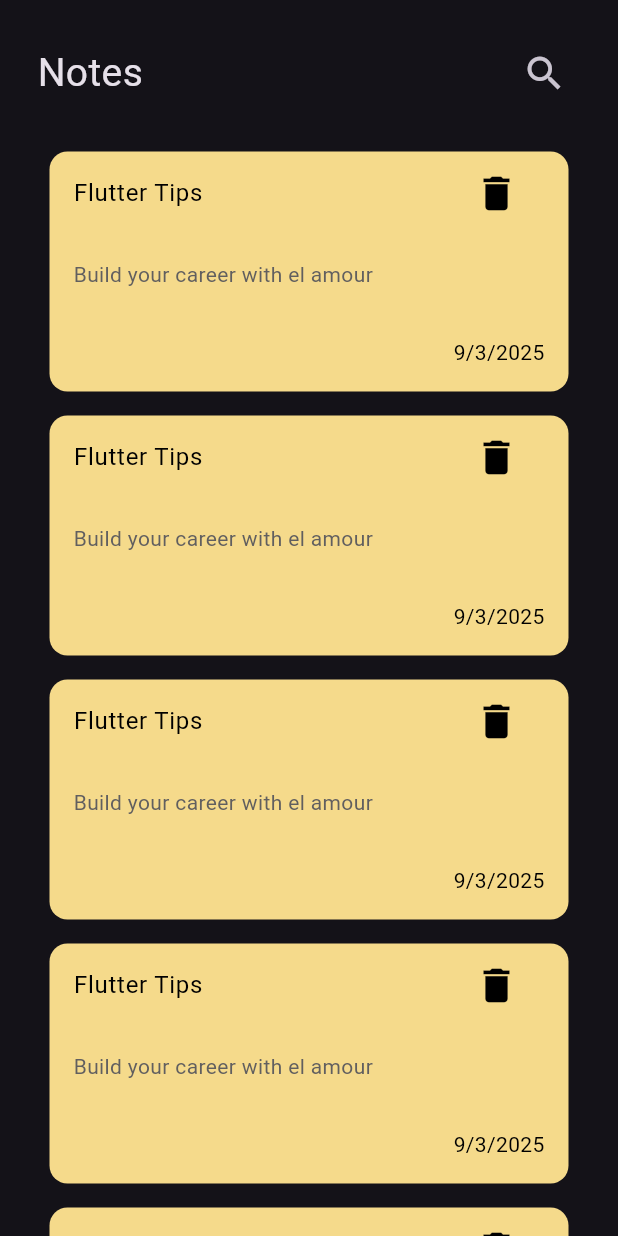
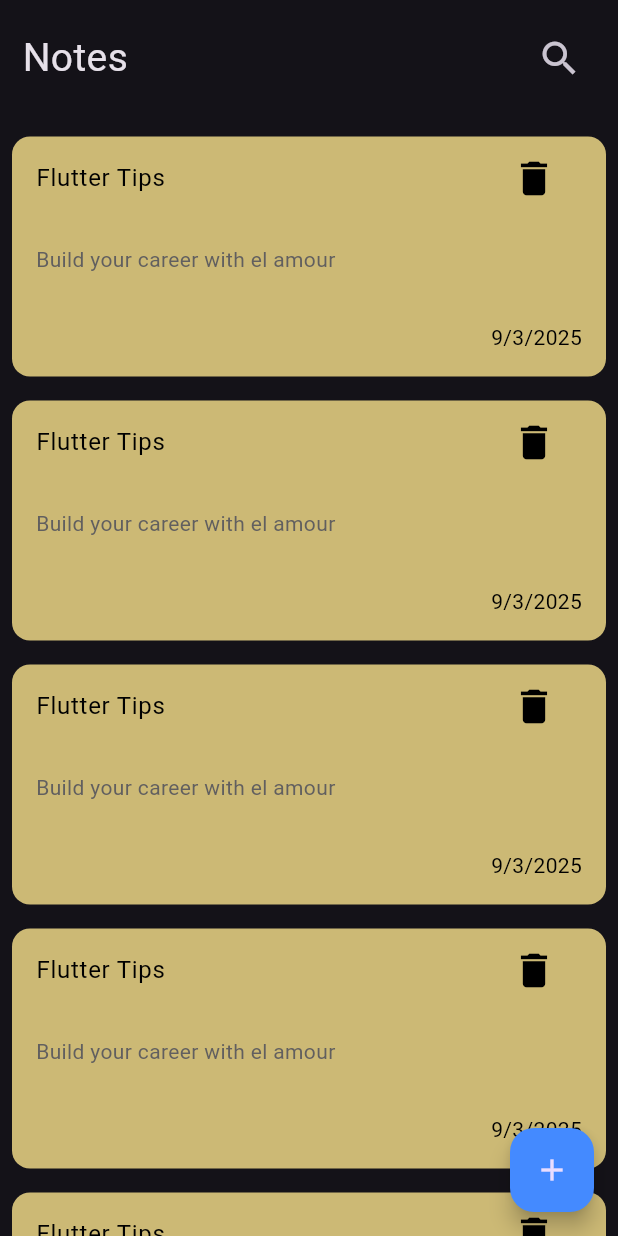
Before and after one commit to MahmoudRamadan22/Notes, a Flutter app: the screen it shows after launch, on a phone screen of 412 x 824 dp. Run offline on Flutter 3.47's test engine with Material 3 defaults, Android fonts, the phone set to English and light mode, and no system bars.

Commit message:
floating action button

```diff
--- a/lib/views/home_view.dart
+++ b/lib/views/home_view.dart
@@ -1,4 +1,5 @@
 import 'package:flutter/material.dart';
+import 'package:notes/widgets/custom_floating_action_button.dart';
 import 'package:notes/widgets/notes_view_body.dart';
 
 class HomeView extends StatelessWidget {
@@ -8,10 +9,8 @@ class HomeView extends StatelessWidget {
   Widget build(BuildContext context) {
     return SafeArea(
       child: Scaffold(
-        body: Padding(
-          padding: const EdgeInsets.only(right: 25, left: 25, top: 25),
-          child: NotesViewBody(),
-        ),
+        floatingActionButton: CustomFloatingActionButton(),
+        body: NotesViewBody(),
       ),
     );
   }
--- a/lib/widgets/custom_app_bar.dart
+++ b/lib/widgets/custom_app_bar.dart
@@ -5,12 +5,15 @@ class CustomAppBar extends StatelessWidget {
 
   @override
   Widget build(BuildContext context) {
-    return Row(
-      children: [
-        Text("Notes", style: TextStyle(fontSize: 26)),
-        Spacer(),
-        IconButton(onPressed: () {}, icon: Icon(Icons.search, size: 30)),
-      ],
+    return Padding(
+      padding: const EdgeInsets.only(top: 15, right: 15, left: 15),
+      child: Row(
+        children: [
+          Text("Notes", style: TextStyle(fontSize: 26)),
+          Spacer(),
+          IconButton(onPressed: () {}, icon: Icon(Icons.search, size: 30)),
+        ],
+      ),
     );
   }
 }
--- /dev/null
+++ b/lib/widgets/custom_floating_action_button.dart
@@ -0,0 +1,14 @@
+import 'package:flutter/material.dart';
+
+class CustomFloatingActionButton extends StatelessWidget {
+  const CustomFloatingActionButton({super.key});
+
+  @override
+  Widget build(BuildContext context) {
+    return FloatingActionButton(
+      backgroundColor: Colors.blueAccent,
+      onPressed: () {},
+      child: Icon(Icons.add),
+    );
+  }
+}
--- a/lib/widgets/note_card.dart
+++ b/lib/widgets/note_card.dart
@@ -1,14 +1,14 @@
 import 'package:flutter/material.dart';
 
 class NoteCard extends StatelessWidget {
-  const NoteCard({super.key});
-
+  const NoteCard({super.key, required this.color});
+  final Color color;
   @override
   Widget build(BuildContext context) {
     return Container(
       width: 300,
       decoration: BoxDecoration(
-        color: const Color.fromARGB(255, 245, 218, 139),
+        color: color,
         borderRadius: BorderRadius.circular(12),
       ),
       child: Column(
--- a/lib/widgets/notes_list_view.dart
+++ b/lib/widgets/notes_list_view.dart
@@ -3,13 +3,15 @@ import 'package:notes/widgets/note_card.dart';
 
 class NotesListView extends StatelessWidget {
   const NotesListView({super.key});
-
+  final List<Color> colors = const [Color.fromARGB(255, 204, 185, 117)];
   @override
   Widget build(BuildContext context) {
     return ListView.builder(
       itemBuilder:
-          (context, index) =>
-              Padding(padding: const EdgeInsets.all(8.0), child: NoteCard()),
+          (context, index) => Padding(
+            padding: const EdgeInsets.all(8.0),
+            child: NoteCard(color: colors[0]),
+          ),
       itemCount: 6,
     );
   }
```
